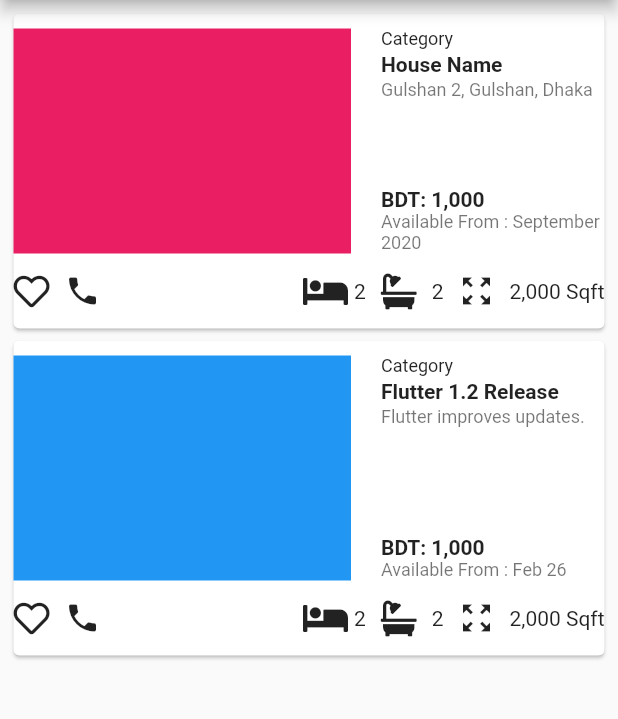
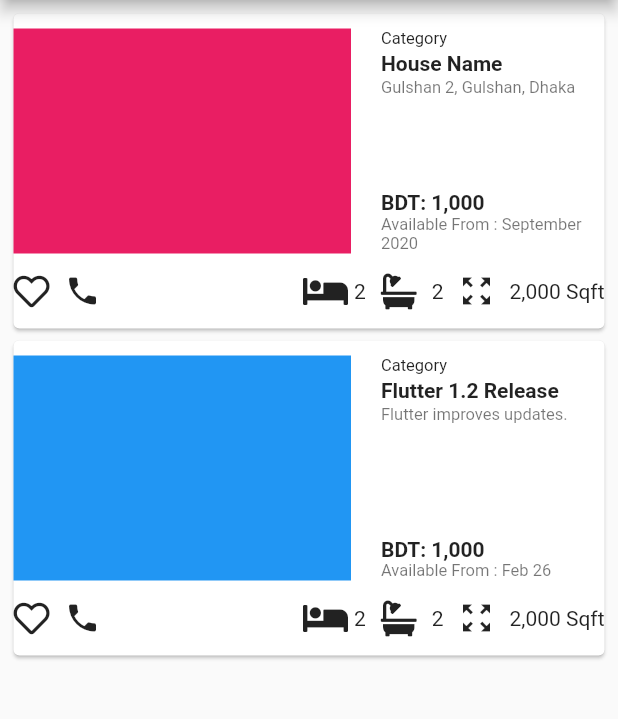
Before and after one commit to kabbo-nibir/Dream-House, a Flutter app: the screen it shows after launch, on a phone screen of 412 x 824 dp, the part 84-803 px from its top. Run offline on Flutter 3.47's test engine with Material 2 defaults, Android fonts, the phone set to English and light mode, and no system bars; our stand-ins replace font_awesome_flutter.

Commit message:
articale font change

```diff
--- a/lib/Articale_Description/articale.dart
+++ b/lib/Articale_Description/articale.dart
@@ -31,7 +31,7 @@ class ArticleDescription extends StatelessWidget {
               Text(
                 '$category',
                 style: const TextStyle(
-                  fontSize: 12.0,
+                  fontSize: 11.0,
                   color: Colors.black87,
                 ),
               ),
@@ -50,7 +50,7 @@ class ArticleDescription extends StatelessWidget {
                 maxLines: 2,
                 overflow: TextOverflow.ellipsis,
                 style: const TextStyle(
-                  fontSize: 12.0,
+                  fontSize: 11.0,
                   color: Colors.black54,
                 ),
               ),
@@ -74,7 +74,7 @@ class ArticleDescription extends StatelessWidget {
               Text(
                 '$availFrom : $publishDate',
                 style: const TextStyle(
-                  fontSize: 12.0,
+                  fontSize: 11.0,
                   color: Colors.black54,
                 ),
               ),
--- a/lib/Main_Body/mainBody.dart
+++ b/lib/Main_Body/mainBody.dart
@@ -24,7 +24,6 @@ class AppBody extends StatelessWidget {
             availFrom: 'Available From',
           ),
         ),
-
         Card(
           child: CustomListItemTwo(
             thumbnail: Container(
```
Also changed, not shown: lib/Custom_List/customList.dart (+7 -4 lines).
